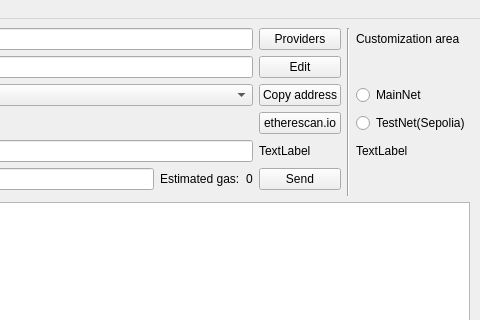
This is resources/UI/MainWindow.ui in tokimay/full_access_wallet as Qt 5 draws it before an edit; both pictures show x 320 to 800 and y 0 to 320 of the 800 by 600 pixel window. The edited form follows.
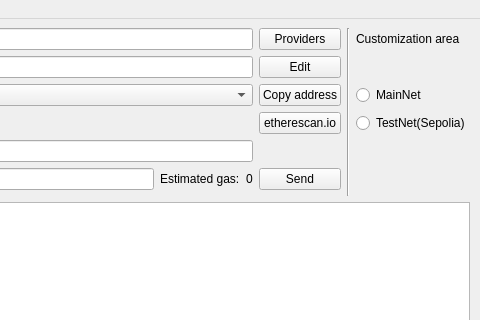
This is the edited form.

What changed in the file:
```diff
--- a/resources/UI/MainWindow.ui
+++ b/resources/UI/MainWindow.ui
@@ -159,20 +159,6 @@
        </property>
       </widget>
      </item>
-     <item row="5" column="6">
-      <widget class="QLabel" name="label_4">
-       <property name="text">
-        <string>TextLabel</string>
-       </property>
-      </widget>
-     </item>
-     <item row="5" column="4">
-      <widget class="QLabel" name="label_3">
-       <property name="text">
-        <string>TextLabel</string>
-       </property>
-      </widget>
-     </item>
      <item row="5" column="1" colspan="3">
       <widget class="QLineEdit" name="lineEdit_send"/>
      </item>
```
